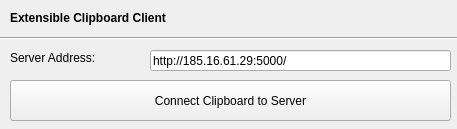
This is src/clipboard_server/client.ui in RealWhimsy/extensible-clipboard as Qt 5 draws it before an edit. The edited form follows.
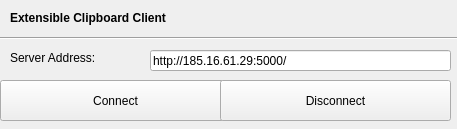
This is the edited form.

Commit message: Add disconnect button to ui

Diff of the .ui file:
```diff
--- a/src/clipboard_server/client.ui
+++ b/src/clipboard_server/client.ui
@@ -89,14 +89,27 @@
   <widget class="QPushButton" name="btn_connect">
    <property name="geometry">
     <rect>
-     <x>10</x>
+     <x>0</x>
      <y>80</y>
-     <width>441</width>
+     <width>231</width>
      <height>41</height>
     </rect>
    </property>
    <property name="text">
-    <string>Connect Clipboard to Server</string>
+    <string>Connect</string>
+   </property>
+  </widget>
+  <widget class="QPushButton" name="btn_disconnect">
+   <property name="geometry">
+    <rect>
+     <x>220</x>
+     <y>80</y>
+     <width>231</width>
+     <height>41</height>
+    </rect>
+   </property>
+   <property name="text">
+    <string>Disconnect</string>
    </property>
   </widget>
  </widget>
```
Left out of the diff: 6 changed lines with no effect on the pictures.
